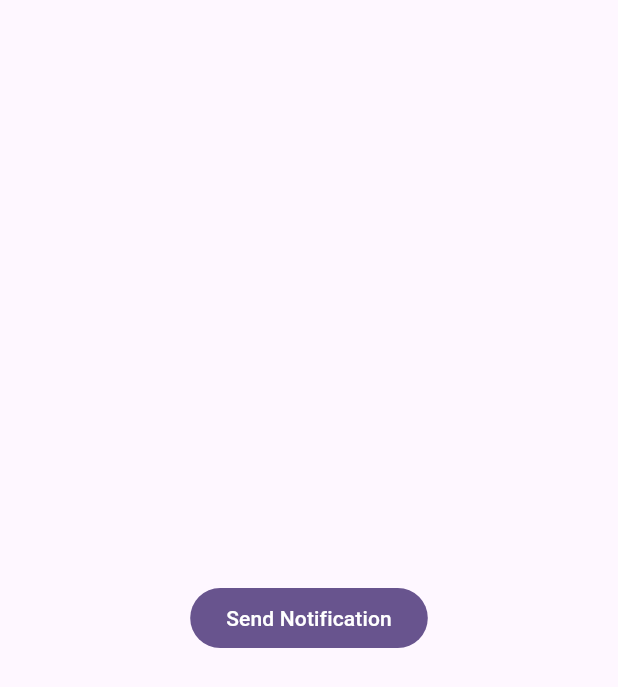
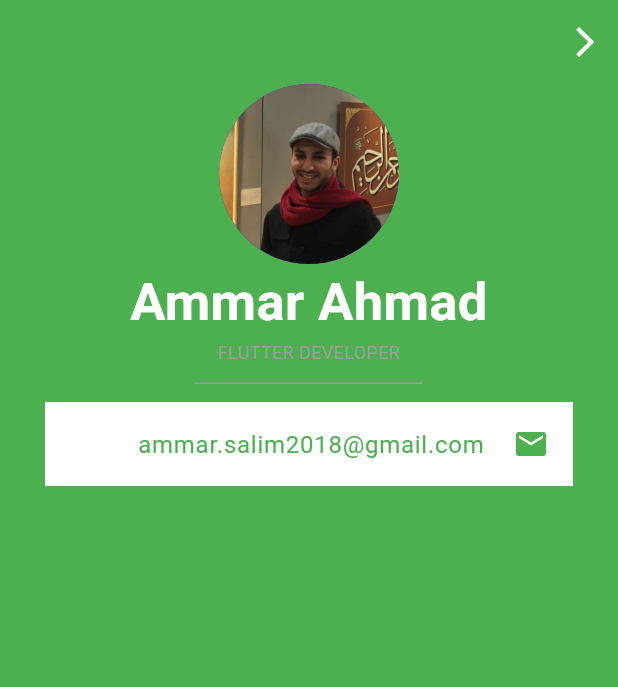
Before and after one commit to 3DPixels/azkar_app, a Flutter app: the screen it shows after launch, after a tap on "Send Notification", on a phone screen of 412 x 824 dp. Shown: the top 687 px of the screen. Run offline on Flutter 3.47's test engine with Material 3 defaults, Android fonts, the phone set to English and light mode, and no system bars; our stand-ins replace flutter_bloc, flutter_local_notifications, google_fonts, shared_preferences; generated files the repository leaves out were written again; Roboto replaces fonts that are missing (Pacifico).

Commit message:
Added: -Arabic language -Google Fonts -Caching -Bloc State Management -Notifications -Theming -Images -Animations

```diff
--- /dev/null
+++ b/l10n.yaml
@@ -0,0 +1,3 @@
+arb-dir: lib/l10n
+template-arb-file: app_ar.arb
+output-localization-file: app_localizations.dart
--- a/lib/home.dart
+++ /dev/null
@@ -1,25 +0,0 @@
-import 'package:azkar_app/notification_service.dart';
-import 'package:flutter/material.dart';
-import 'package:permission_handler/permission_handler.dart';
-
-class Home extends StatelessWidget {
-  const Home({super.key});
-
-  @override
-  Widget build(BuildContext context) {
-    return Scaffold(
-      body: Center(
-        child: FilledButton(
-          onPressed: () async {
-            print(await Permission.notification.status);
-            if (await Permission.notification.request().isGranted) {
-              // Either the permission was already granted before or the user just granted it.
-              NotificationService().showNotification();
-            }
-          },
-          child: Text('Send Notification'),
-        ),
-      ),
-    );
-  }
-}
--- /dev/null
+++ b/lib/l10n/app_ar.arb
@@ -0,0 +1,6 @@
+{
+  "helloWorld": "مرحبا للعالم",
+  "@helloWorld": {
+    "description": "رسالة المبرمج الأولى"
+  }
+}
--- a/lib/main.dart
+++ b/lib/main.dart
@@ -1,25 +1,48 @@
-import 'package:azkar_app/home.dart';
-import 'package:azkar_app/notification_service.dart';
+import 'package:azkar_app/pages/main_page.dart';
+import 'package:azkar_app/providers/local_cubit/local_cubit.dart';
+import 'package:azkar_app/services/cache_helper.dart';
+import 'package:azkar_app/services/notification_service.dart';
+import 'package:azkar_app/utils/dark_theme.dart';
+import 'package:azkar_app/utils/light_theme.dart';
 import 'package:flutter/material.dart';
+import 'package:flutter/services.dart';
+import 'package:flutter_bloc/flutter_bloc.dart';
+import 'package:flutter_gen/gen_l10n/app_localizations.dart';
 
-void main() {
+main() async {
   WidgetsFlutterBinding.ensureInitialized();
-  NotificationService().initialize();
-  runApp(const MyApp());
+  await NotificationService().initialize();
+  await CacheHelper.init(); //cache services
+  //To prevent app from landscape orientation
+  SystemChrome.setPreferredOrientations([
+    DeviceOrientation.portraitUp,
+  ]).then((_) => runApp(const AzkarApp()));
 }
 
-class MyApp extends StatelessWidget {
-  const MyApp({super.key});
+class AzkarApp extends StatelessWidget {
+  const AzkarApp({super.key});
 
   // This widget is the root of your application.
   @override
   Widget build(BuildContext context) {
-    return MaterialApp(
-      title: 'Flutter Demo',
-      theme: ThemeData(
-        colorScheme: ColorScheme.fromSeed(seedColor: Colors.deepPurple),
+    return MultiBlocProvider(
+      providers: [
+        BlocProvider(create: (_) => LocalCubit()..getSavedThemeMode()),
+      ],
+      child: BlocBuilder<LocalCubit, LocalState>(
+        builder: (context, state) {
+          return MaterialApp(
+            title: 'Azkar App',
+            locale: Locale('ar'),
+            localizationsDelegates: AppLocalizations.localizationsDelegates,
+            supportedLocales: [Locale('ar')],
+            theme: lightTheme(),
+            darkTheme: darkTheme(),
+            themeMode: LocalCubit.currentTheme,
+            home: const MainPage(),
+          );
+        },
       ),
-      home: const Home(),
     );
   }
 }
--- /dev/null
+++ b/lib/pages/about_page.dart
@@ -0,0 +1,81 @@
+import 'package:flutter/material.dart';
+import 'package:flutter/services.dart';
+
+import '../../utils/app_images.dart';
+
+class AboutScreen extends StatelessWidget {
+  const AboutScreen({super.key});
+
+  @override
+  Widget build(BuildContext context) {
+    return Scaffold(
+      backgroundColor: Colors.green,
+      appBar: AppBar(
+        leading: IconButton(
+          onPressed: () {
+            Navigator.pop(context);
+          },
+          icon: const Icon(Icons.arrow_back_ios, color: Colors.white),
+        ),
+        backgroundColor: Colors.green,
+        systemOverlayStyle: const SystemUiOverlayStyle(
+          statusBarIconBrightness: Brightness.light, // For Android (dark icons)
+          statusBarBrightness: Brightness.light, // For iOS (dark icons)
+        ),
+      ),
+      body: Padding(
+        padding: const EdgeInsets.symmetric(horizontal: 30),
+        child: Center(
+          child: SizedBox(
+            width: 400,
+            child: Column(
+              children: [
+                // SizedBox(
+                //   height: .22.sh,
+                // ),
+                const CircleAvatar(
+                  radius: 60,
+                  backgroundImage: AssetImage(AppImages.profile),
+                ),
+                const Text(
+                  'Ammar Ahmad',
+                  style: TextStyle(
+                    color: Colors.white,
+                    fontSize: 35,
+                    fontWeight: FontWeight.bold,
+                    fontFamily: 'Pacifico',
+                  ),
+                ),
+                const Text(
+                  'FLUTTER DEVELOPER',
+                  style: TextStyle(color: Colors.grey, fontSize: 12),
+                ),
+                const Divider(
+                  height: 25,
+                  color: Colors.grey,
+                  indent: 100,
+                  endIndent: 100,
+                ),
+                // 5.verticalSpace,
+                const ListTile(
+                  tileColor: Colors.white,
+                  leading: Icon(Icons.email, color: Colors.green),
+                  title: TextSelectionTheme(
+                    data: TextSelectionThemeData(
+                      selectionColor: Colors.grey,
+                      selectionHandleColor: Colors.greenAccent,
+                    ),
+                    child: SelectableText(
+                      'ammar.salim2018@gmail.com',
+                      style: TextStyle(color: Colors.green),
+                    ),
+                  ),
+                ),
+              ],
+            ),
+          ),
+        ),
+      ),
+    );
+  }
+}
--- /dev/null
+++ b/lib/pages/categories_page.dart
@@ -0,0 +1,13 @@
+import 'package:flutter/material.dart';
+
+class CategoriesPage extends StatelessWidget {
+  const CategoriesPage({super.key});
+
+  @override
+  Widget build(BuildContext context) {
+    return Scaffold(
+      appBar: AppBar(title: const Text('Categories Page')),
+      body: const Center(child: Text('Categories Page')),
+    );
+  }
+}
--- /dev/null
+++ b/lib/pages/home.dart
@@ -0,0 +1,26 @@
+import 'package:azkar_app/pages/about_page.dart';
+import 'package:azkar_app/providers/local_cubit/local_cubit.dart';
+import 'package:flutter/material.dart';
+
+class Home extends StatelessWidget {
+  const Home({super.key});
+
+  @override
+  Widget build(BuildContext context) {
+    return Scaffold(
+      appBar: AppBar(title: Text('الرئيسية')),
+      body: Center(
+        child: FilledButton(
+          onPressed: () async {
+            // LocalCubit.get(context).changeTheme();
+            Navigator.push(
+              context,
+              MaterialPageRoute(builder: (context) => AboutScreen()),
+            );
+          },
+          child: Text('Send Notification'),
+        ),
+      ),
+    );
+  }
+}
--- /dev/null
+++ b/lib/pages/main_page.dart
@@ -0,0 +1,53 @@
+import 'package:azkar_app/pages/home.dart';
+import 'package:azkar_app/pages/settings.dart';
+import 'package:azkar_app/providers/local_cubit/local_cubit.dart';
+import 'package:flutter/material.dart';
+import 'package:animations/animations.dart';
+import 'package:flutter_bloc/flutter_bloc.dart';
+
+final _tabs = <Widget>[const Home(), const Settings()];
+
+class MainPage extends StatelessWidget {
+  const MainPage({super.key});
+
+  @override
+  Widget build(BuildContext context) {
+    return BlocBuilder<LocalCubit, LocalState>(
+      builder: (context, state) {
+        return Scaffold(
+          body: PageTransitionSwitcher(
+            duration: const Duration(milliseconds: 700),
+            transitionBuilder: (child, animation, secondaryAnimation) {
+              return FadeThroughTransition(
+                fillColor: Theme.of(context).scaffoldBackgroundColor,
+                animation: animation,
+                secondaryAnimation: secondaryAnimation,
+                child: Padding(
+                  padding: const EdgeInsets.symmetric(
+                    horizontal: 20,
+                    vertical: 10,
+                  ),
+                  child: child,
+                ),
+              );
+            },
+            child: _tabs[LocalCubit.get(context).mainIndex],
+          ),
+          bottomNavigationBar: NavigationBar(
+            selectedIndex: LocalCubit.get(context).mainIndex,
+            onDestinationSelected: (index) {
+              LocalCubit.get(context).changeMainIndex(index);
+            },
+            destinations: [
+              NavigationDestination(icon: Icon(Icons.home), label: 'Home'),
+              NavigationDestination(
+                icon: Icon(Icons.settings),
+                label: 'Settings',
+              ),
+            ],
+          ),
+        );
+      },
+    );
+  }
+}
--- /dev/null
+++ b/lib/pages/settings.dart
@@ -0,0 +1,13 @@
+import 'package:flutter/material.dart';
+
+class Settings extends StatelessWidget {
+  const Settings({super.key});
+
+  @override
+  Widget build(BuildContext context) {
+    return Scaffold(
+      appBar: AppBar(title: const Text('Settings Page')),
+      body: const Center(child: Text('Settings Page')),
+    );
+  }
+}
--- /dev/null
+++ b/lib/providers/local_cubit/local_cubit.dart
@@ -0,0 +1,63 @@
+import 'package:flutter/material.dart';
+import 'package:flutter_bloc/flutter_bloc.dart';
+
+import '../../services/cache_helper.dart';
+
+part 'local_state.dart';
+
+class LocalCubit extends Cubit<LocalState> {
+  LocalCubit() : super(LocalInitial());
+
+  static LocalCubit get(context) => BlocProvider.of(context);
+  static late ThemeMode currentTheme;
+  // static late Locale languageLocal;
+  bool notificationsToggle = true;
+
+  int mainIndex = 0; // Used for navigation
+  List<String> pageNames = [
+    'Home',
+    'Categories',
+    'Other',
+    'Settings',
+  ]; // Used to display on the appBar
+
+  void changeMainIndex(int selectedIndex) {
+    mainIndex = selectedIndex;
+    emit(LocalInitial());
+  }
+
+  void resetIndex() {
+    mainIndex = 0;
+    emit(LocalInitial());
+  }
+
+  void getSavedThemeMode() {
+    final bool themeMode = CacheHelper.getThemeMode();
+    currentTheme = themeMode ? ThemeMode.dark : ThemeMode.light;
+    emit(LocalInitial());
+  }
+
+  // void getSavedLanguage() {
+  //   final String cachedLanguageCode = CacheHelper.getLanguageCode();
+  //   languageLocal = Locale(cachedLanguageCode);
+  //   emit(LocalInitial());
+  // }
+
+  Future<void> changeTheme() async {
+    currentTheme =
+        currentTheme == ThemeMode.dark ? ThemeMode.light : ThemeMode.dark;
+    await CacheHelper.cacheThemeMode(currentTheme == ThemeMode.dark);
+    emit(LocalInitial());
+  }
+
+  // Future<void> changeLanguage(String languageCode) async {
+  //   await CacheHelper.cacheLanguage(languageCode);
+  //   languageLocal = Locale(languageCode);
+  //   emit(LocalInitial());
+  // }
+
+  toggleNotification() {
+    notificationsToggle = !notificationsToggle;
+    emit(LocalInitial());
+  }
+}
--- /dev/null
+++ b/lib/providers/local_cubit/local_state.dart
@@ -0,0 +1,6 @@
+part of 'local_cubit.dart';
+
+@immutable
+sealed class LocalState {}
+
+final class LocalInitial extends LocalState {}
--- /dev/null
+++ b/lib/services/cache_helper.dart
@@ -0,0 +1,36 @@
+import 'package:shared_preferences/shared_preferences.dart';
+
+class CacheHelper {
+  static late SharedPreferencesWithCache prefsWithCache;
+
+  static Future<void> init() async {
+    prefsWithCache = await SharedPreferencesWithCache.create(
+      cacheOptions: const SharedPreferencesWithCacheOptions(),
+    );
+  }
+
+  static Future<void> clear() async {
+    await prefsWithCache.clear();
+  }
+
+  ///Setters
+  // static Future<void> cacheLanguage(String code) async {
+  //   await prefsWithCache.setString(SharedKeys.langCode.name, code);
+  // }
+
+  static Future<void> cacheThemeMode(bool mode) async {
+    await prefsWithCache.setBool('themeMode', mode);
+  }
+
+  ///Getters
+  // static String getLanguageCode() {
+  //   final code = prefsWithCache.getString(SharedKeys.langCode.name);
+  //   return code ?? 'en';
+  // }
+
+  static bool getThemeMode() {
+    //return true if dark mode
+    final mode = prefsWithCache.getBool('themeMode');
+    return mode ?? false;
+  }
+}
--- /dev/null
+++ b/lib/utils/app_images.dart
@@ -0,0 +1,4 @@
+//References for images stored in the app assets
+class AppImages {
+  static const String profile = "assets/images/profile.jpeg";
+}
--- /dev/null
+++ b/lib/utils/constants.dart
@@ -0,0 +1,23 @@
+import 'package:flutter/material.dart';
+//Constants used in the project like textStyles and colors
+
+// //TextStyles
+// const kTitleStyle = TextStyle(fontSize: 27, fontWeight: FontWeight.bold);
+// const kItemDetailStyle = TextStyle(fontWeight: FontWeight.w500, fontSize: 17);
+//
+// //Colors
+// const Color kPrimaryColor = Color.fromARGB(255, 30, 30, 30);
+// const Color kSecondaryColor = Color.fromARGB(255, 73, 73, 73);
+// const Color kAccentColor = Color.fromARGB(255, 154, 34, 34);
+// const Color kBackgroundColor = Color(0xF6F6F6F6);
+// const Color kDarkBackgroundColor = Color(0xFF0E0E10);
+// const Color kSurfaceDarkBackgroundColor = Color(0xFF1B1B1F);
+//
+// //Screen dimensions
+// //const double kDesktopScreen = 1500;
+// const double kMobileScreen = 1000;
+//
+// //enums
+// enum SearchFilter { code, description, date } //filtering and search, sort
+
+enum SharedKeys { langCode, themeMode } //keys used for caching
--- /dev/null
+++ b/lib/utils/dark_theme.dart
@@ -0,0 +1,82 @@
+import 'package:flutter/material.dart';
+import 'package:flutter/services.dart';
+import 'package:google_fonts/google_fonts.dart';
+
+ThemeData darkTheme() {
+  return ThemeData(
+    textTheme: GoogleFonts.readexProTextTheme(),
+    // brightness: Brightness.dark,
+    // fontFamily: 'Poppins',
+    // scaffoldBackgroundColor: kDarkBackgroundColor,
+    colorScheme: const ColorScheme.dark(
+      // primary: Colors.white,
+      // secondary: Colors.white,
+      // onSecondary: kPrimaryColor,
+      // surface: kSurfaceDarkBackgroundColor,
+    ),
+    // elevatedButtonTheme: ElevatedButtonThemeData(
+    //   style: ElevatedButton.styleFrom(
+    //     backgroundColor: kDarkBackgroundColor,
+    //     minimumSize: const Size(100, 50),
+    //   ),
+    // ),
+    // filledButtonTheme: FilledButtonThemeData(
+    //   style: FilledButton.styleFrom(
+    //     minimumSize: const Size(100, 50),
+    //   ),
+    // ),
+    // appBarTheme: AppBarTheme(
+    //   backgroundColor: kDarkBackgroundColor,
+    //   centerTitle: true,
+    //   titleTextStyle: TextStyle(
+    //     fontSize: 22,
+    //     fontFamily: 'Poppins',
+    //     fontWeight: FontWeight.w500,
+    //     color: Colors.white,
+    //   ),
+    //   systemOverlayStyle: SystemUiOverlayStyle(
+    //     statusBarColor: Colors.transparent,
+    //     statusBarIconBrightness: Brightness.light,
+    //   ),
+    // ),
+    // navigationRailTheme: NavigationRailThemeData(
+    //   selectedLabelTextStyle: TextStyle(
+    //     color: Colors.white,
+    //     fontFamily: 'Poppins',
+    //     fontSize: 16,
+    //     fontWeight: FontWeight.w600,
+    //   ),
+    //   unselectedLabelTextStyle: TextStyle(
+    //     color: Colors.white,
+    //     fontFamily: 'Poppins',
+    //     fontSize: 16,
+    //     fontWeight: FontWeight.w500,
+    //   ),
+    // ),
+    // inputDecorationTheme: InputDecorationTheme(
+    //   filled: true,
+    //   suffixIconColor: Colors.grey.shade700,
+    //   contentPadding: const EdgeInsets.symmetric(vertical: 22, horizontal: 12),
+    //   hintStyle: TextStyle(
+    //     fontWeight: FontWeight.w600,
+    //     color: Colors.grey.shade700,
+    //     fontSize: 15,
+    //   ),
+    //   enabledBorder: OutlineInputBorder(
+    //       borderRadius: BorderRadius.circular(8.0),
+    //       borderSide: BorderSide.none),
+    //   focusedBorder: OutlineInputBorder(
+    //     borderSide: const BorderSide(width: 2),
+    //     borderRadius: BorderRadius.circular(8.0),
+    //   ),
+    //   errorBorder: OutlineInputBorder(
+    //     borderSide: const BorderSide(color: Colors.red),
+    //     borderRadius: BorderRadius.circular(20.0),
+    //   ),
+    //   focusedErrorBorder: OutlineInputBorder(
+    //     borderSide: const BorderSide(color: Colors.red),
+    //     borderRadius: BorderRadius.circular(20.0),
+    //   ),
+    // ),
+  );
+}
--- /dev/null
+++ b/lib/utils/light_theme.dart
@@ -0,0 +1,95 @@
+import 'package:flutter/material.dart';
+import 'package:flutter/services.dart';
+import 'package:google_fonts/google_fonts.dart';
+
+ThemeData lightTheme() {
+  return ThemeData(
+    fontFamily: GoogleFonts.readexPro().fontFamily,
+    // scaffoldBackgroundColor: Colors.white,
+    colorScheme: ColorScheme.light(
+      // primary: kPrimaryColor,
+      // secondary: kPrimaryColor,
+      // onSecondary: Colors.white,
+      // surface: kBackgroundColor,
+    ),
+    // progressIndicatorTheme: ProgressIndicatorThemeData(
+    //   refreshBackgroundColor: Colors.white,
+    // ),
+    // elevatedButtonTheme: ElevatedButtonThemeData(
+    //   style: ElevatedButton.styleFrom(
+    //     backgroundColor: Colors.white,
+    //     minimumSize: const Size(100, 50),
+    //   ),
+    // ),
+    // filledButtonTheme: FilledButtonThemeData(
+    //   style: FilledButton.styleFrom(
+    //     minimumSize: const Size(100, 50),
+    //   ),
+    // ),
+    // dividerTheme: DividerThemeData(
+    //   color: Colors.grey,
+    //   indent: 20,
+    //   endIndent: 20,
+    // ),
+    // appBarTheme: AppBarTheme(
+    //   backgroundColor: Colors.white,
+    //   // surfaceTintColor: Colors.transparent,
+    //   centerTitle: true,
+    //   titleTextStyle: TextStyle(
+    //     fontSize: 22,
+    //     fontFamily: 'Poppins',
+    //     fontWeight: FontWeight.w500,
+    //     color: Colors.black,
+    //   ),
+    //   systemOverlayStyle: SystemUiOverlayStyle(
+    //     statusBarColor: Colors.transparent,
+    //     statusBarIconBrightness: Brightness.dark,
+    //   ),
+    // ),
+    // navigationRailTheme: NavigationRailThemeData(
+    //   backgroundColor: kPrimaryColor,
+    //   selectedIconTheme: IconThemeData(color: kPrimaryColor),
+    //   unselectedIconTheme: IconThemeData(color: Colors.white),
+    //   indicatorColor: Colors.white,
+    //   selectedLabelTextStyle: TextStyle(
+    //     color: Colors.white,
+    //     fontFamily: 'Poppins',
+    //     fontSize: 16,
+    //     fontWeight: FontWeight.w600,
+    //   ),
+    //   unselectedLabelTextStyle: TextStyle(
+    //     color: Colors.white,
+    //     fontFamily: 'Poppins',
+    //     fontSize: 16,
+    //     fontWeight: FontWeight.w500,
+    //   ),
+    // ),
+    // inputDecorationTheme: InputDecorationTheme(
+    //   filled: true,
+    //   // fillColor: Colors.grey.shade200,
+    //   suffixIconColor: Colors.grey.shade700,
+    //   contentPadding: const EdgeInsets.symmetric(vertical: 22, horizontal: 12),
+    //   hintStyle: TextStyle(
+    //     fontWeight: FontWeight.w600,
+    //     color: Colors.grey.shade700,
+    //     fontSize: 15,
+    //   ),
+    //   enabledBorder: OutlineInputBorder(
+    //     borderRadius: BorderRadius.circular(8.0),
+    //     borderSide: BorderSide.none,
+    //   ),
+    //   focusedBorder: OutlineInputBorder(
+    //     borderSide: const BorderSide(width: 2),
+    //     borderRadius: BorderRadius.circular(8.0),
+    //   ),
+    //   errorBorder: OutlineInputBorder(
+    //     borderSide: const BorderSide(color: Colors.red),
+    //     borderRadius: BorderRadius.circular(20.0),
+    //   ),
+    //   focusedErrorBorder: OutlineInputBorder(
+    //     borderSide: const BorderSide(color: Colors.red, width: 2),
+    //     borderRadius: BorderRadius.circular(20.0),
+    //   ),
+    // ),
+  );
+}
```
Also changed, not shown: pubspec.yaml (+14 -4 lines), assets/images/profile.jpeg (added), lib/services/notification_service.dart (renamed from lib/notification_service.dart), pubspec.lock, 2 other files.
